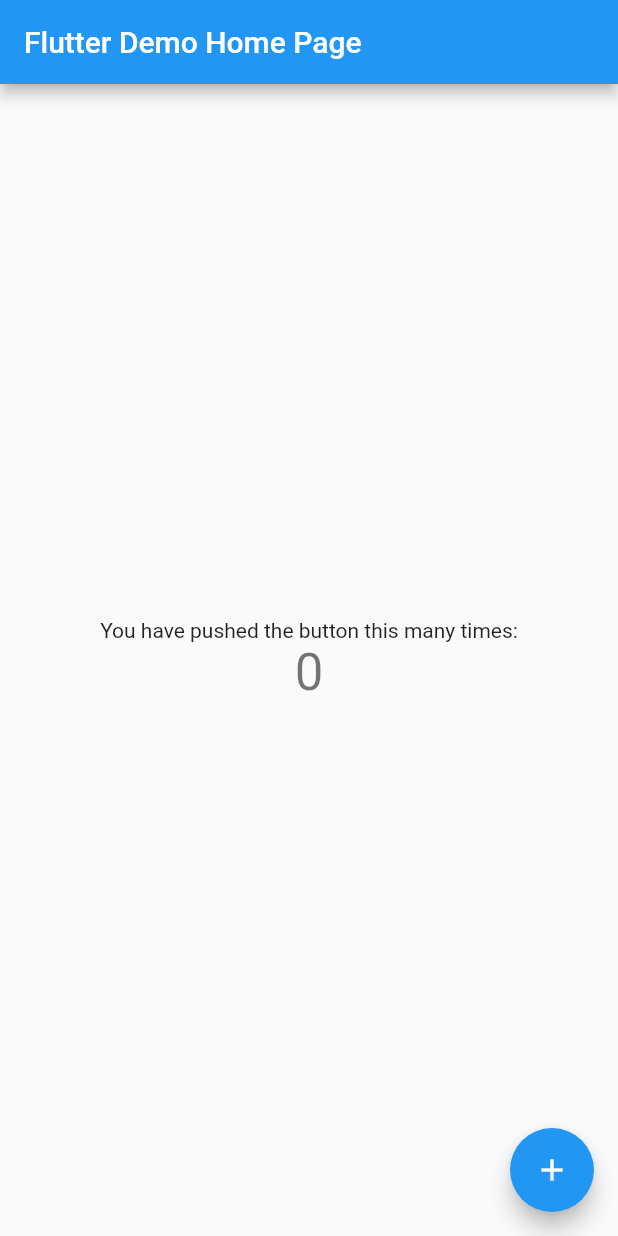
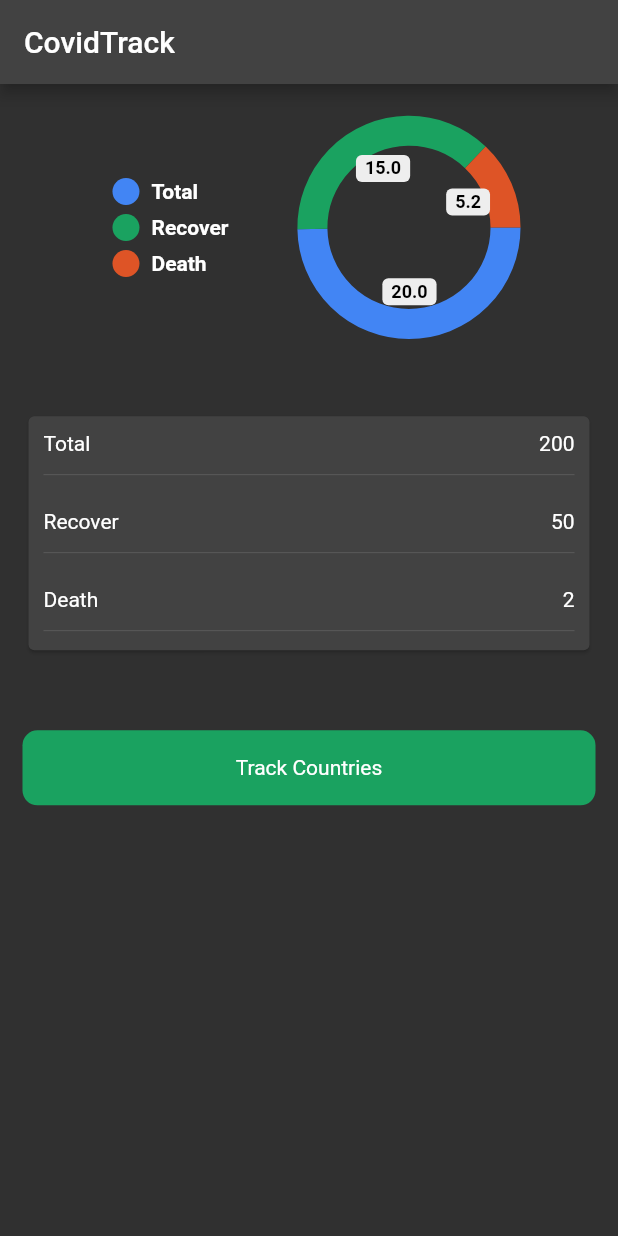
Before and after one commit to KoaHodoK/covid_tracker, a Flutter app: the screen it shows after launch, on a phone screen of 412 x 824 dp. Run offline on Flutter 3.47's test engine with Material 2 defaults, Android fonts, the phone set to English and light mode, and no system bars; drawn by our look-alikes of pie_chart; our stand-ins replace animated_text_kit.

Commit message:
first commit

```diff
--- a/lib/main.dart
+++ b/lib/main.dart
@@ -1,3 +1,4 @@
+import 'package:covid_tracker/screens/splash_screen.dart';
 import 'package:flutter/material.dart';
 
 void main() {
@@ -12,104 +13,12 @@ class MyApp extends StatelessWidget {
   Widget build(BuildContext context) {
     return MaterialApp(
       title: 'Flutter Demo',
+      debugShowCheckedModeBanner: false,
       theme: ThemeData(
-        // This is the theme of your application.
-        //
-        // Try running your application with "flutter run". You'll see the
-        // application has a blue toolbar. Then, without quitting the app, try
-        // changing the primarySwatch below to Colors.green and then invoke
-        // "hot reload" (press "r" in the console where you ran "flutter run",
-        // or simply save your changes to "hot reload" in a Flutter IDE).
-        // Notice that the counter didn't reset back to zero; the application
-        // is not restarted.
+        brightness: Brightness.dark,
         primarySwatch: Colors.blue,
       ),
-      home: const MyHomePage(title: 'Flutter Demo Home Page'),
+      home: const SplashScreen(),
     );
   }
 }
-
-class MyHomePage extends StatefulWidget {
-  const MyHomePage({Key? key, required this.title}) : super(key: key);
-
-  // This widget is the home page of your application. It is stateful, meaning
-  // that it has a State object (defined below) that contains fields that affect
-  // how it looks.
-
-  // This class is the configuration for the state. It holds the values (in this
-  // case the title) provided by the parent (in this case the App widget) and
-  // used by the build method of the State. Fields in a Widget subclass are
-  // always marked "final".
-
-  final String title;
-
-  @override
-  State<MyHomePage> createState() => _MyHomePageState();
-}
-
-class _MyHomePageState extends State<MyHomePage> {
-  int _counter = 0;
-
-  void _incrementCounter() {
-    setState(() {
-      // This call to setState tells the Flutter framework that something has
-      // changed in this State, which causes it to rerun the build method below
-      // so that the display can reflect the updated values. If we changed
-      // _counter without calling setState(), then the build method would not be
-      // called again, and so nothing would appear to happen.
-      _counter++;
-    });
-  }
-
-  @override
-  Widget build(BuildContext context) {
-    // This method is rerun every time setState is called, for instance as done
-    // by the _incrementCounter method above.
-    //
-    // The Flutter framework has been optimized to make rerunning build methods
-    // fast, so that you can just rebuild anything that needs updating rather
-    // than having to individually change instances of widgets.
-    return Scaffold(
-      appBar: AppBar(
-        // Here we take the value from the MyHomePage object that was created by
-        // the App.build method, and use it to set our appbar title.
-        title: Text(widget.title),
-      ),
-      body: Center(
-        // Center is a layout widget. It takes a single child and positions it
-        // in the middle of the parent.
-        child: Column(
-          // Column is also a layout widget. It takes a list of children and
-          // arranges them vertically. By default, it sizes itself to fit its
-          // children horizontally, and tries to be as tall as its parent.
-          //
-          // Invoke "debug painting" (press "p" in the console, choose the
-          // "Toggle Debug Paint" action from the Flutter Inspector in Android
-          // Studio, or the "Toggle Debug Paint" command in Visual Studio Code)
-          // to see the wireframe for each widget.
-          //
-          // Column has various properties to control how it sizes itself and
-          // how it positions its children. Here we use mainAxisAlignment to
-          // center the children vertically; the main axis here is the vertical
-          // axis because Columns are vertical (the cross axis would be
-          // horizontal).
-          mainAxisAlignment: MainAxisAlignment.center,
-          children: <Widget>[
-            const Text(
-              'You have pushed the button this many times:',
-            ),
-            Text(
-              '$_counter',
-              style: Theme.of(context).textTheme.headline4,
-            ),
-          ],
-        ),
-      ),
-      floatingActionButton: FloatingActionButton(
-        onPressed: _incrementCounter,
-        tooltip: 'Increment',
-        child: const Icon(Icons.add),
-      ), // This trailing comma makes auto-formatting nicer for build methods.
-    );
-  }
-}
--- /dev/null
+++ b/lib/screens/world_states.dart
@@ -0,0 +1,108 @@
+import 'package:flutter/material.dart';
+import 'package:pie_chart/pie_chart.dart';
+
+class WorldStates extends StatefulWidget {
+  const WorldStates({Key? key}) : super(key: key);
+
+  @override
+  _WorldStatesState createState() => _WorldStatesState();
+}
+
+class _WorldStatesState extends State<WorldStates>
+    with TickerProviderStateMixin {
+  late final AnimationController _controller =
+      AnimationController(vsync: this, duration: Duration(seconds: 3))
+        ..repeat();
+
+  @override
+  void dispose() {
+    _controller.dispose();
+    super.dispose();
+  }
+
+  @override
+  Widget build(BuildContext context) {
+    return Scaffold(
+      appBar: AppBar(title: Text('CovidTrack')),
+      body: SafeArea(
+          child: Padding(
+        padding: const EdgeInsets.all(15.0),
+        child: Column(
+          children: [
+            SizedBox(
+              height: MediaQuery.of(context).size.height * .01,
+            ),
+            PieChart(
+              dataMap: const {
+                "Total": 20.0,
+                "Recover": 15.0,
+                "Death": 5.2,
+              },
+              animationDuration: const Duration(
+                milliseconds: 120,
+              ),
+              chartRadius: MediaQuery.of(context).size.width / 3.2,
+              legendOptions:
+                  const LegendOptions(legendPosition: LegendPosition.left),
+              chartType: ChartType.ring,
+              colorList: const [
+                Color(0xff4285F4),
+                Color(0xff1aa260),
+                Color(0xffde5426),
+              ],
+            ),
+            Padding(
+              padding: EdgeInsets.symmetric(
+                  vertical: MediaQuery.of(context).size.height * .06),
+              child: Card(
+                child: Column(children: [
+                  ResuableRow(title: 'Total', value: '200'),
+                  ResuableRow(title: 'Recover', value: '50'),
+                  ResuableRow(title: 'Death', value: '2'),
+                ]),
+              ),
+            ),
+            Container(
+              height: 50,
+              decoration: BoxDecoration(
+                color: const Color(0xff1aa260),
+                borderRadius: BorderRadius.circular(10),
+              ),
+              child: const Center(
+                child: Text('Track Countries'),
+              ),
+            ),
+          ],
+        ),
+      )),
+    );
+  }
+}
+
+class ResuableRow extends StatelessWidget {
+  String title, value;
+  ResuableRow({Key? key, required this.title, required this.value})
+      : super(key: key);
+
+  @override
+  Widget build(BuildContext context) {
+    return Padding(
+      padding: const EdgeInsets.only(left: 10, right: 10, top: 10, bottom: 5),
+      child: Column(
+        children: [
+          Row(
+            mainAxisAlignment: MainAxisAlignment.spaceBetween,
+            children: [
+              Text(title),
+              Text(value),
+            ],
+          ),
+          const SizedBox(
+            height: 5,
+          ),
+          const Divider(),
+        ],
+      ),
+    );
+  }
+}
```
Also changed, not shown: lib/screens/splash_screen.dart (added, +81 -0 lines), pubspec.yaml (+8 -2 lines), images/virus.png (added), pubspec.lock.
